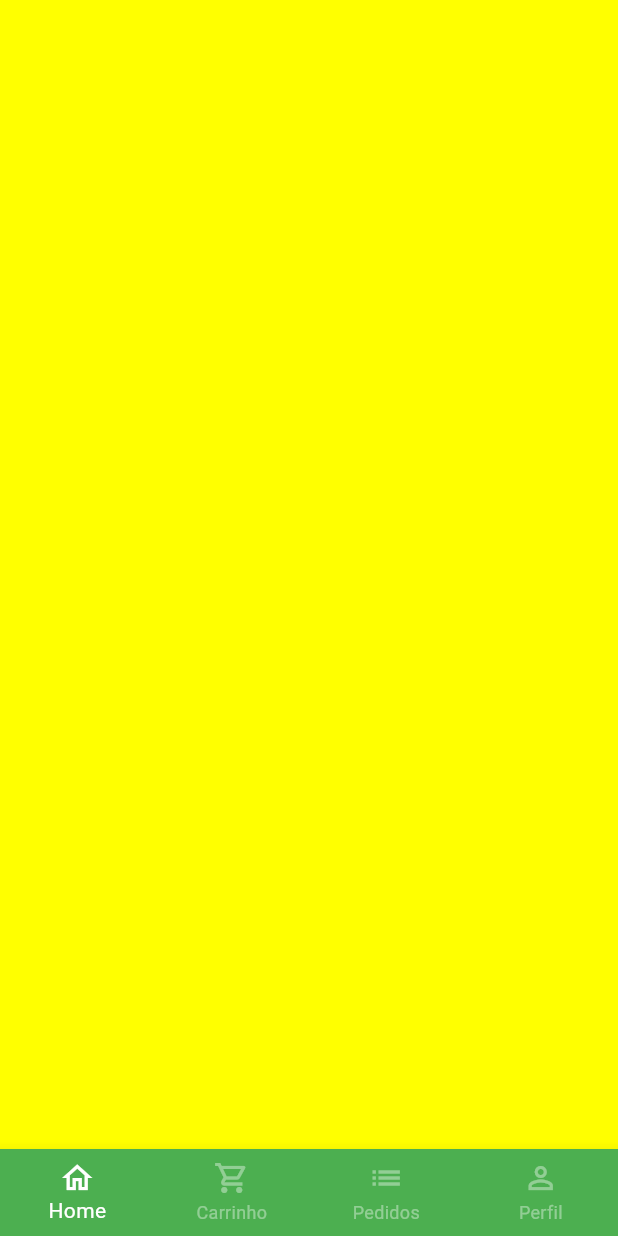
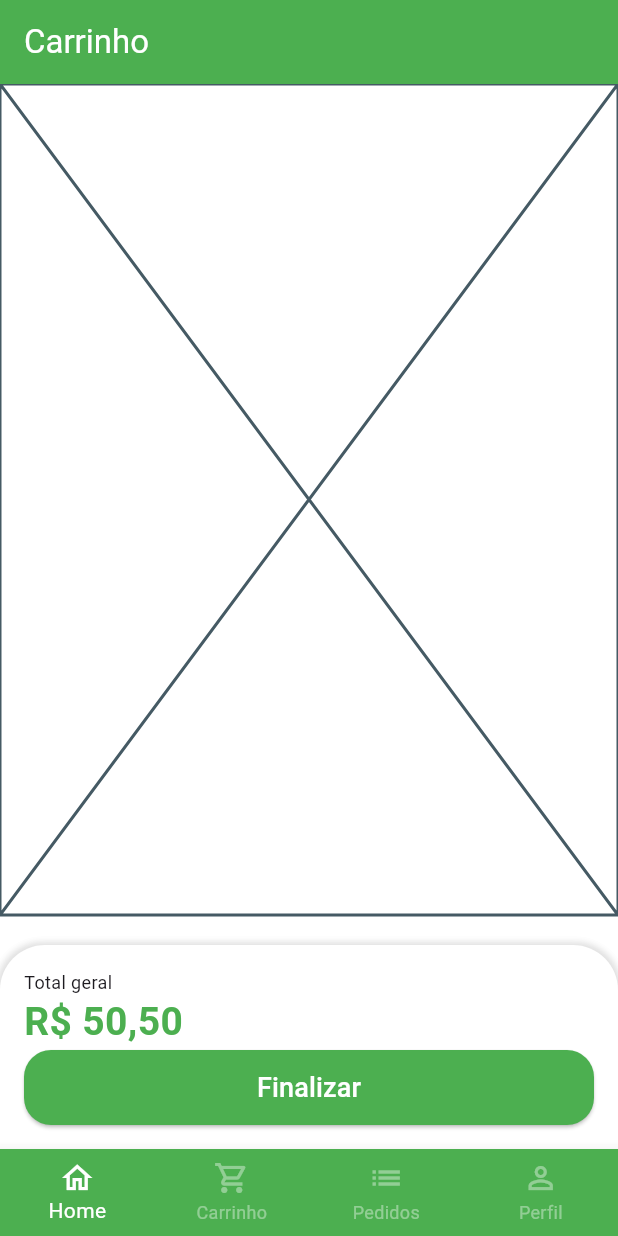
Before and after one commit to eduardocintrasantos/HortifrutiApp, a Flutter app: the BaseScreen screen opened directly, swiped to page 2, on a phone screen of 412 x 824 dp. Run offline on Flutter 3.47's test engine with Material 3 defaults, Android fonts, the phone set to English and light mode, and no system bars; our stand-ins replace badges.

Commit message:
Botão finalizar carrinho

```diff
--- a/lib/src/pages/base/base_screen.dart
+++ b/lib/src/pages/base/base_screen.dart
@@ -1,4 +1,5 @@
 import 'package:flutter/material.dart';
+import 'package:hortifruti_app/src/pages/cart/cart_tab.dart';
 import 'package:hortifruti_app/src/pages/home/home_tab.dart';
 
 class BaseScreen extends StatefulWidget {
@@ -20,7 +21,7 @@ class _BaseScreenState extends State<BaseScreen> {
         controller: pageControler,
         children: [
           HomeTab(),
-          Container(color: Colors.yellowAccent),
+          CartTab(),
           Container(color: Colors.blue),
           Container(color: Colors.purple),
         ],
--- /dev/null
+++ b/lib/src/pages/cart/cart_tab.dart
@@ -0,0 +1,75 @@
+import 'package:flutter/material.dart';
+import 'package:hortifruti_app/src/services/utils_services.dart';
+
+class CartTab extends StatelessWidget {
+  CartTab({super.key});
+
+  final UtilsServices utilsServices = UtilsServices();
+
+  @override
+  Widget build(BuildContext context) {
+    return Scaffold(
+      appBar: AppBar(
+        title: Text('Carrinho', style: TextStyle(color: Colors.white)),
+        backgroundColor: Colors.green,
+      ),
+
+      body: Column(
+        children: [
+          //Lista de produtos
+          Expanded(child: Placeholder()),
+          //Espaçamento
+          SizedBox(height: 20,),
+          //Total/Finalizar Venda
+          Container(
+            padding: EdgeInsets.all(16),
+            decoration: BoxDecoration(
+              color: Colors.white,
+              borderRadius: BorderRadius.vertical(
+                top: Radius.circular(30),
+              ),
+              boxShadow: [
+                BoxShadow(
+                  color: Colors.grey.shade300,
+                  blurRadius: 3,
+                  spreadRadius: 2,
+                )
+              ]
+            ),
+            child: Column(
+              crossAxisAlignment: CrossAxisAlignment.stretch,
+              children: [
+                Text('Total geral', style: TextStyle(
+                  fontSize: 12
+                ),),
+                Text(utilsServices.priceToCurrency(50.5), style: TextStyle(
+                  fontSize: 26,
+                  color: Colors.green,
+                  fontWeight: FontWeight.bold
+                ),),
+                SizedBox(
+                  height: 50,
+                  child: ElevatedButton(
+                    onPressed: (){},
+                    child: Text('Finalizar',
+                      style: TextStyle(
+                        color: Colors.white,
+                        fontSize: 18
+                      ),
+                    ),
+                    style: ElevatedButton.styleFrom(
+                      backgroundColor: Colors.green,
+                      shape: RoundedRectangleBorder(
+                        borderRadius: BorderRadius.circular(18)
+                      )
+                    ),
+                  ),
+                )
+              ],
+            ),
+          )
+        ],
+      ),
+    );
+  }
+}
```
